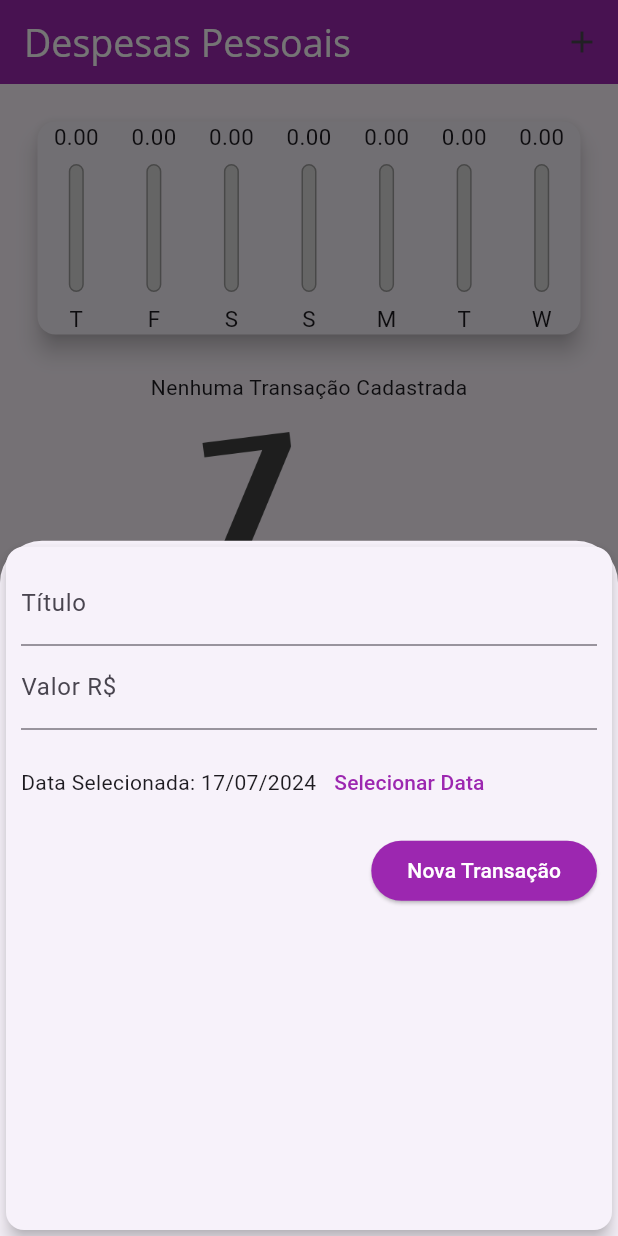
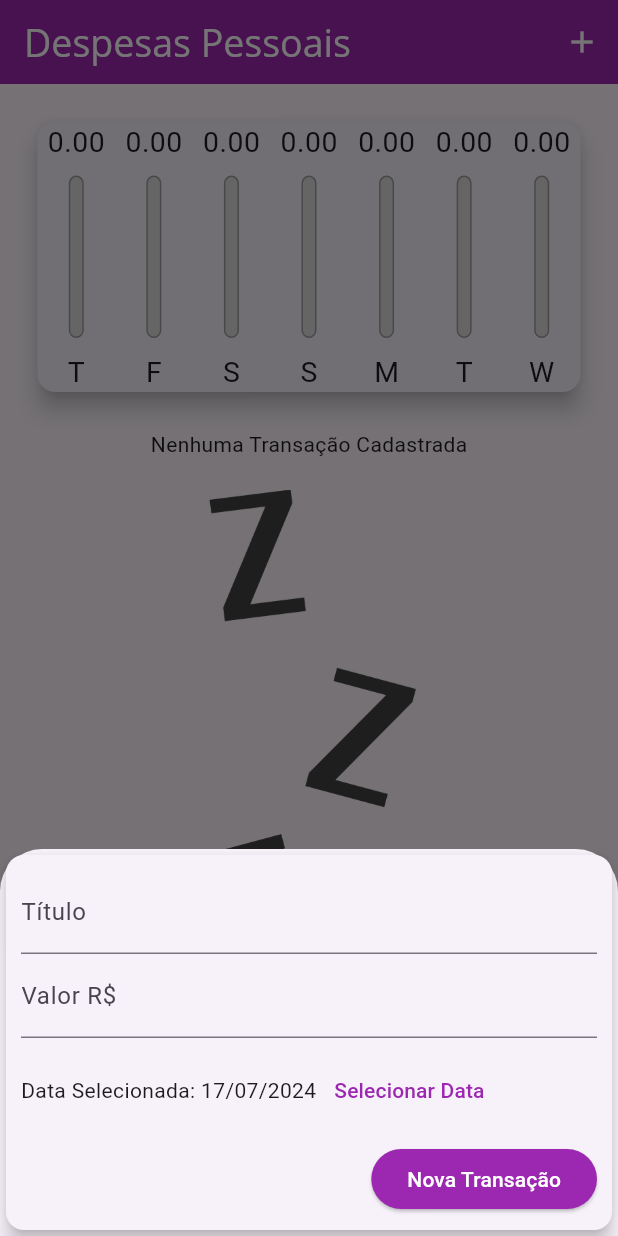
Before and after one commit to juniin1233/Expenses, a Flutter app: the screen it shows after launch, after a tap on the "add" icon, on a phone screen of 412 x 824 dp. Run offline on Flutter 3.47's test engine with Material 3 defaults, Android fonts, the phone set to English and light mode, and no system bars.

Commit message:
Alterações

```diff
--- a/expenses/lib/homepage.dart
+++ b/expenses/lib/homepage.dart
@@ -60,37 +60,36 @@ class _MyHomePageState extends State<MyHomePage> {
 
   @override
   Widget build(BuildContext context) {
-    bool isLandscape = MediaQuery.of(context).orientation == Orientation.landscape;
+    final mediaQuery = MediaQuery.of(context);
+    bool isLandscape = mediaQuery.orientation == Orientation.landscape;
     final appBar = AppBar(
       backgroundColor: Colors.purple,
       actions: [
+        if (isLandscape)
+          IconButton(
+            onPressed: () {
+              setState(() {
+                _showChart = !_showChart;
+              });
+            },
+            icon: Icon(
+              _showChart ? Icons.list : Icons.bar_chart_rounded,
+              color: Colors.white,
+            ),
+          ),
         IconButton(
           onPressed: () => _openTransactionFormModal(context),
-          icon: const Icon(Icons.add),
+          icon: const Icon(
+            Icons.add,
+            color: Colors.white,
+          ),
         ),
-        if (isLandscape)
-              Row(
-                mainAxisAlignment: MainAxisAlignment.center,
-                children: [
-                  const Text(
-                    'Mostrar Gráfico',
-                  ),
-                  Switch(
-                    value: _showChart,
-                    onChanged: (value) {
-                      setState(() {
-                        _showChart = value;
-                      });
-                    },
-                  ),
-                ],
-              ),
       ],
       title: const Text("Despesas Pessoais"),
     );
 
-    final availableHeight = MediaQuery.of(context).size.height -
-        MediaQuery.of(context).padding.top -
+    final availableHeight = mediaQuery.size.height -
+        mediaQuery.padding.top -
         appBar.preferredSize.height;
 
     return Scaffold(
@@ -99,17 +98,16 @@ class _MyHomePageState extends State<MyHomePage> {
         child: Column(
           crossAxisAlignment: CrossAxisAlignment.stretch,
           children: [
-
             if (_showChart || !isLandscape)
               SizedBox(
-                height: availableHeight * (isLandscape? 0.73 : 0.25),
+                height: availableHeight * (isLandscape ? 0.7 : 0.3),
                 child: Chart(
                   recentTransaction: _recentTransaction,
                 ),
               ),
             if (!_showChart || !isLandscape)
               SizedBox(
-                height: availableHeight * 0.75,
+                height: availableHeight * (isLandscape ? 1 : 0.7),
                 child: TransactionList(
                   transactions: _transactions,
                   onRemove: _removeTransaction,
--- a/expenses/lib/widgets/transaction_form.dart
+++ b/expenses/lib/widgets/transaction_form.dart
@@ -49,10 +49,16 @@ class _TransactionFormState extends State<TransactionForm> {
 
   @override
   Widget build(BuildContext context) {
-    return Card(
+    return SingleChildScrollView(
+      child: Card(
         elevation: 5,
         child: Padding(
-        padding: const EdgeInsets.all(10),
+          padding: EdgeInsets.only(
+            top: 10,
+            right: 10,
+            left: 10,
+            bottom: 10 + MediaQuery.of(context).viewInsets.bottom
+          ),
           child: Column(
             children: [
               TextField(
@@ -62,7 +68,7 @@ class _TransactionFormState extends State<TransactionForm> {
                 ),
                 // Atributo para o curso ir para o proximo campo
                 textInputAction: TextInputAction.next,
-              onSubmitted: (_) => _submittForm(),
+                // onSubmitted: (_) => _submittForm(),
               ),
               TextField(
                 controller: _valueController,
@@ -110,6 +116,7 @@ class _TransactionFormState extends State<TransactionForm> {
             ],
           ),
         ),
+      ),
     );
   }
 }
```
Lines whose indentation alone changed are shown as unchanged.
